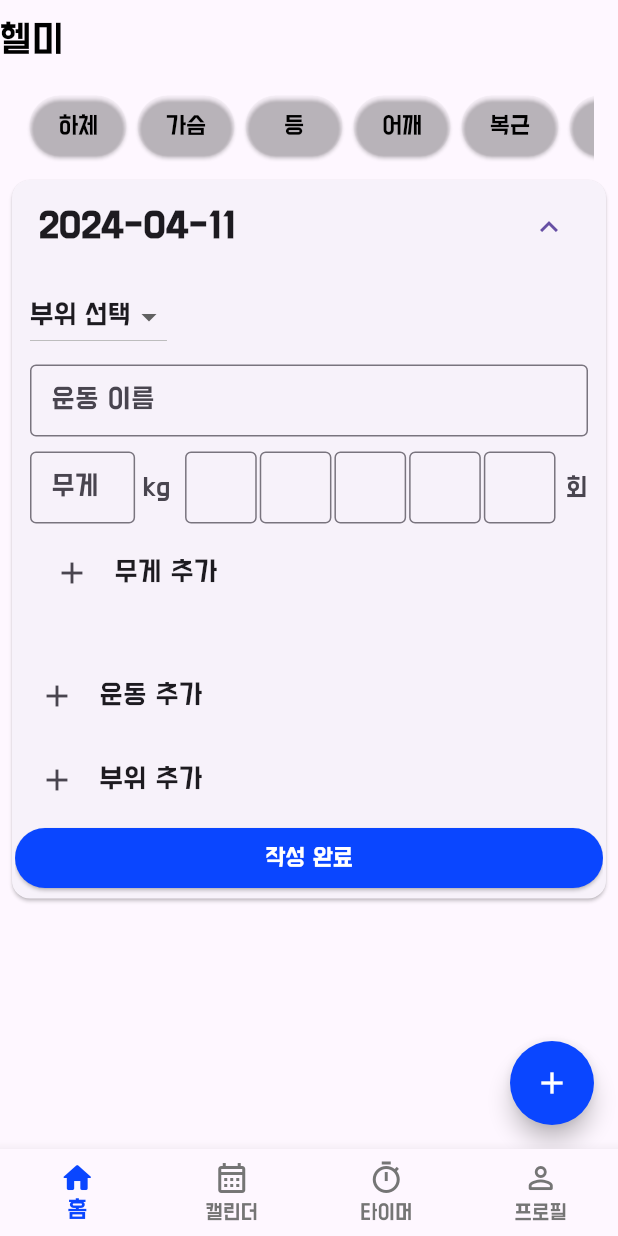
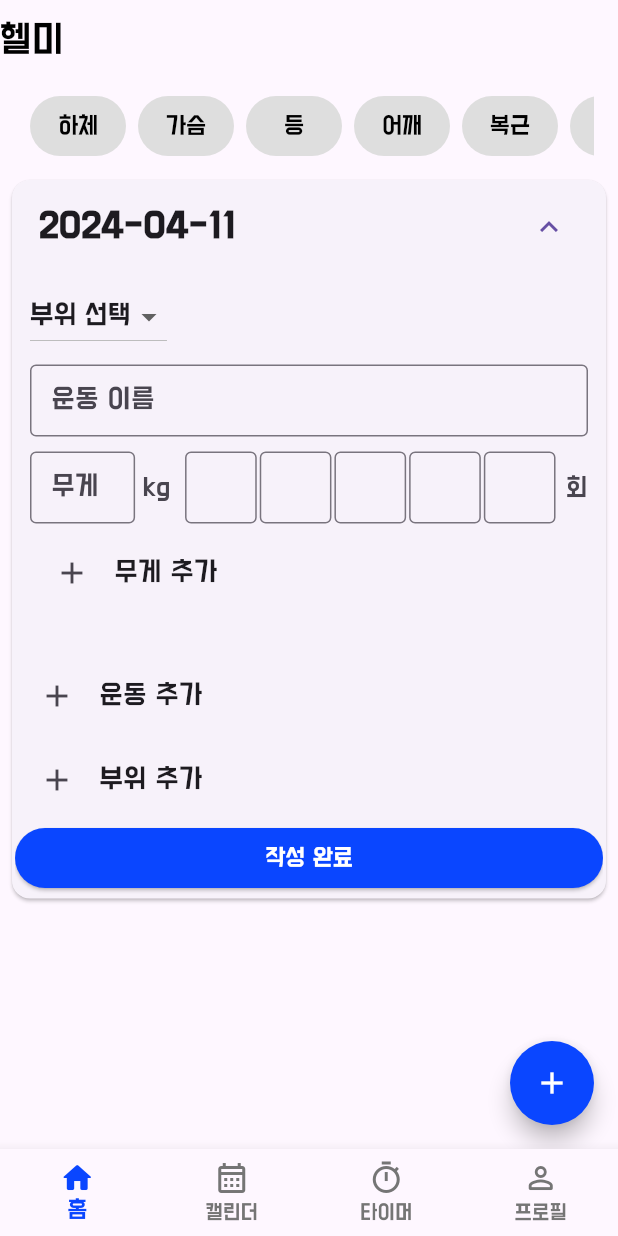
Before and after one commit to kang-min-seok/Helmy, a Flutter app: the screen it shows after launch, after a tap on the "add" icon, on a phone screen of 412 x 824 dp. Run offline on Flutter 3.47's test engine with Material 3 defaults, Android fonts, the light colour scheme and no system bars; our stand-ins replace hive, hive_flutter; accounts and stored records are empty; generated files the repository leaves out were written again.

Commit message:
Feat: 홈페이지 디자인 수정

```diff
--- a/lib/pages/home_page.dart
+++ b/lib/pages/home_page.dart
@@ -197,9 +197,10 @@ class _HomePageState extends State<HomePage>
                         _selectedIndex == index ? Colors.white : Colors.black,
                     backgroundColor: _selectedIndex == index
                         ? const Color(0xFF0A46FF)
-                        : Colors.transparent,
+                        : const Color(0xFFDEDEDE),
                     shape: RoundedRectangleBorder(
                         borderRadius: BorderRadius.circular(20)),
+                    elevation: 0,
                   ),
                   child: Text(tabs[index]),
                   onPressed: () {
```
Also changed, not shown: pubspec.lock.
